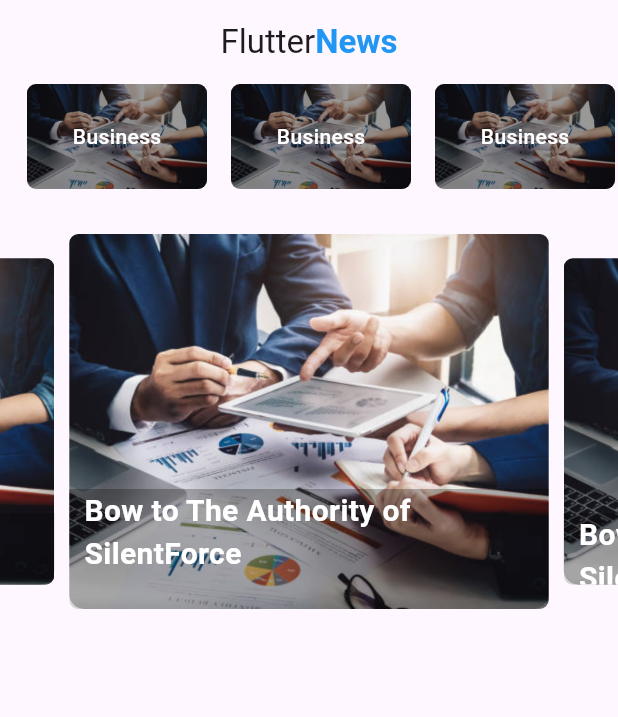
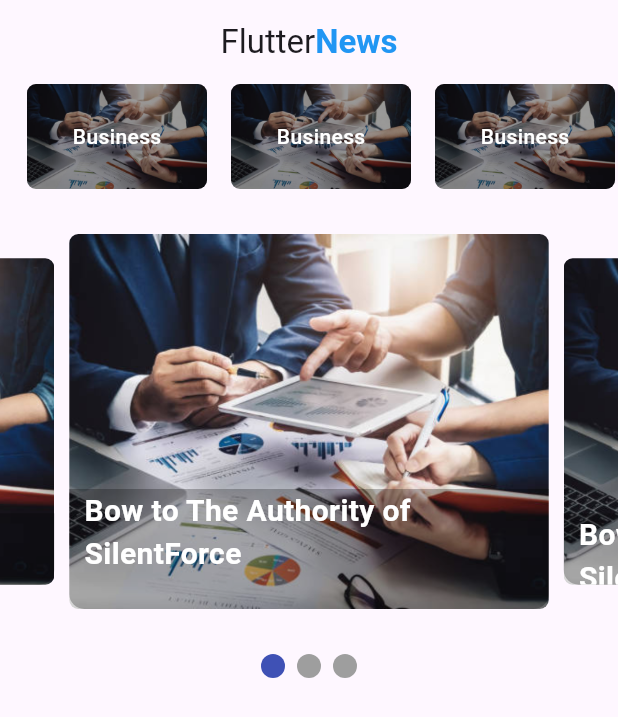
Before and after one commit to thonguyenp/FlutterProgramming, a Flutter app: the screen it shows after launch, on a phone screen of 412 x 824 dp. Shown: the top 717 px of the screen. Run offline on Flutter 3.47's test engine with Material 3 defaults, Android fonts, the phone set to English and light mode, and no system bars; drawn by our look-alikes of carousel_slider, smooth_page_indicator; our stand-ins replace image_picker.

```diff
--- a/news_app_project/lib/pages/home.dart
+++ b/news_app_project/lib/pages/home.dart
@@ -4,6 +4,7 @@ import 'package:news_app_project/models/category_model.dart';
 import 'package:news_app_project/services/data.dart';
 import 'package:news_app_project/models/slider_model.dart';
 import 'package:news_app_project/services/slider_data.dart';
+import 'package:smooth_page_indicator/smooth_page_indicator.dart';
 
 class Home extends StatefulWidget {
   const Home({super.key});
@@ -121,9 +122,18 @@ class _HomeState extends State<Home> {
                 },
               ),
             ),
+            SizedBox(height: 30),
+            buildIndicator(),
           ],
         ),
       ),
+    );
+  }
+
+  Widget buildIndicator() {
+    return AnimatedSmoothIndicator(
+      activeIndex: activeIndex,
+      count: sliders.length,
     );
   }
 }
--- a/news_app_project/pubspec.yaml
+++ b/news_app_project/pubspec.yaml
@@ -34,6 +34,7 @@ dependencies:
   # The following adds the Cupertino Icons font to your application.
   # Use with the CupertinoIcons class for iOS style icons.
   cupertino_icons: ^1.0.8
+  smooth_page_indicator: ^1.2.1
   carousel_slider: ^5.1.1
 
 dev_dependencies:
```
Also changed, not shown: news_app_project/pubspec.lock.
